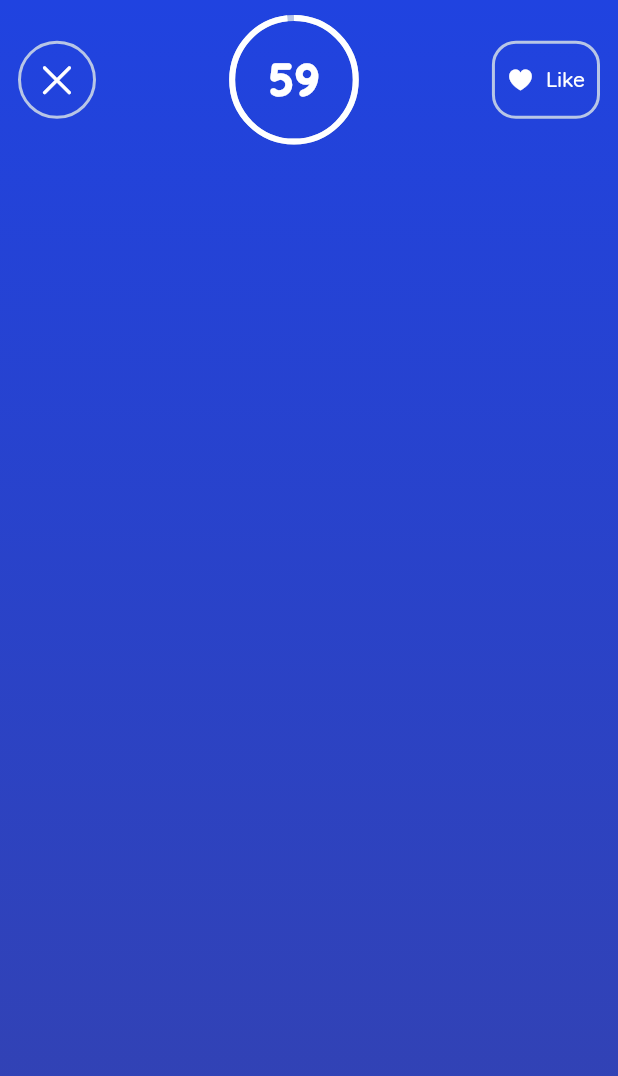
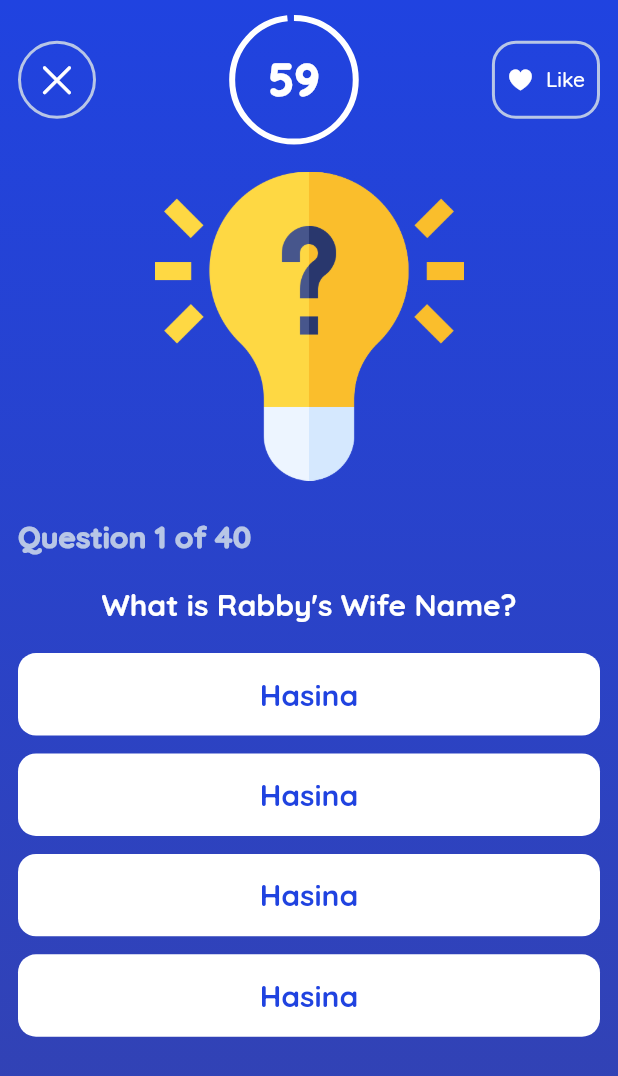
Before and after one commit to mdrabbihossen/quizzify, a Flutter app: the QuizScreen screen opened directly, on a phone screen of 412 x 824 dp. Shown: the top 1076 px of the screen. Run offline on Flutter 3.47's test engine with Material 2 defaults, Android fonts, the phone set to English and light mode, and no system bars; our stand-ins replace google_fonts.

```diff
--- a/lib/controller/quiz_controller.dart
+++ b/lib/controller/quiz_controller.dart
@@ -4,9 +4,12 @@ import 'package:flutter/material.dart';
 
 class QuizController extends ChangeNotifier {
   int _seconds = 60;
+  final int _currentQueIndex = 0;
   late final Timer? _timer;
 
+
   int get seconds => _seconds;
+  int get currentQueIndex => _currentQueIndex;
 
   Timer get timer => _timer!;
 
--- a/lib/views/quiz/quiz_screen.dart
+++ b/lib/views/quiz/quiz_screen.dart
@@ -2,6 +2,7 @@ import 'package:flutter/cupertino.dart';
 import 'package:flutter/material.dart';
 import 'package:provider/provider.dart';
 import 'package:quizzify/controller/quiz_controller.dart';
+import 'package:quizzify/utils/assets.dart';
 import 'package:quizzify/utils/colors.dart';
 import 'package:quizzify/utils/text_styles.dart';
 
@@ -86,7 +87,6 @@ class _QuizScreenState extends State<QuizScreen> {
                           valueColor: const AlwaysStoppedAnimation<Color>(
                             Colors.white,
                           ),
-                          backgroundColor: AppColors.lightGrey,
                         ),
                       )
                     ],
@@ -116,7 +116,69 @@ class _QuizScreenState extends State<QuizScreen> {
                     ),
                   ),
                 ],
-              )
+              ),
+              const SizedBox(height: 20),
+              Image.asset(
+                AppAssets.ideas,
+                width: size.width * 0.5,
+              ),
+              const SizedBox(height: 25),
+              // questions
+              Align(
+                alignment: Alignment.centerLeft,
+                child: Text(
+                  "Question ${controller.currentQueIndex + 1} of 40",
+                  style: AppStyles.textStyle(
+                    color: AppColors.lightGrey,
+                    fontSize: 20,
+                    fontWeight: FontWeight.w900,
+                  ),
+                ),
+              ),
+              const SizedBox(height: 20),
+              Text(
+                "What is Rabby's Wife Name?",
+                style: AppStyles.textStyle(
+                  color: Colors.white,
+                  fontSize: 20,
+                  fontWeight: FontWeight.w700,
+                ),
+              ),
+              const SizedBox(height: 20),
+              // options
+              Expanded(
+                child: ListView.builder(
+                  physics: const BouncingScrollPhysics(),
+                  itemCount: 4,
+                  itemBuilder: (context, index) {
+                    return Container(
+                      margin: const EdgeInsets.only(bottom: 12),
+                      child: ElevatedButton(
+                        onPressed: () {},
+                        style: ElevatedButton.styleFrom(
+                          elevation: 0,
+                          shape: RoundedRectangleBorder(
+                            borderRadius: BorderRadius.circular(12),
+                          ),
+                          minimumSize: Size(
+                            size.width - 100,
+                            size.height / 15,
+                          ),
+                          backgroundColor: Colors.white,
+                        ),
+                        child: Text(
+                          "Hasina",
+                          style: AppStyles.textStyle(
+                            color: AppColors.blue,
+                            fontSize: 20,
+                            fontWeight: FontWeight.w700,
+                          ),
+                        ),
+                      ),
+                    );
+                  },
+                ),
+              ),
             ],
           ),
         ),
```
Also changed, not shown: lib/models/que_model.dart (added, +131 -0 lines), 1 other file.
